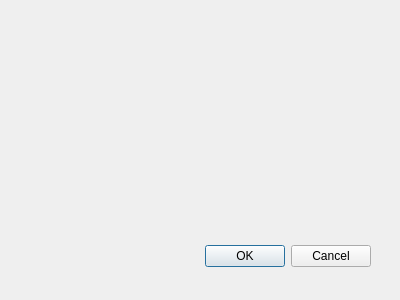
This is testdialog.ui in 519984307/ZBYNS as Qt 5 draws it before an edit. The edited form follows.
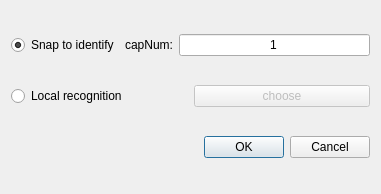
This is the edited form.

What changed in the file:
```diff
--- a/testdialog.ui
+++ b/testdialog.ui
@@ -8,29 +8,77 @@
    <rect>
     <x>0</x>
     <y>0</y>
-    <width>400</width>
-    <height>300</height>
+    <width>381</width>
+    <height>194</height>
    </rect>
   </property>
   <property name="windowTitle">
    <string>Dialog</string>
   </property>
-  <widget class="QDialogButtonBox" name="buttonBox">
-   <property name="geometry">
-    <rect>
-     <x>30</x>
-     <y>240</y>
-     <width>341</width>
-     <height>32</height>
-    </rect>
-   </property>
-   <property name="orientation">
-    <enum>Qt::Horizontal</enum>
-   </property>
-   <property name="standardButtons">
-    <set>QDialogButtonBox::Cancel|QDialogButtonBox::Ok</set>
-   </property>
-  </widget>
+  <layout class="QGridLayout" name="gridLayout">
+   <item row="0" column="0">
+    <layout class="QHBoxLayout" name="horizontalLayout">
+     <item>
+      <widget class="QRadioButton" name="radioButton">
+       <property name="text">
+        <string>Snap to identify</string>
+       </property>
+       <property name="checked">
+        <bool>true</bool>
+       </property>
+      </widget>
+     </item>
+     <item>
+      <widget class="QLabel" name="label">
+       <property name="text">
+        <string>capNum:</string>
+       </property>
+      </widget>
+     </item>
+     <item>
+      <widget class="QLineEdit" name="lineEdit">
+       <property name="text">
+        <string>1</string>
+       </property>
+       <property name="alignment">
+        <set>Qt::AlignCenter</set>
+       </property>
+      </widget>
+     </item>
+    </layout>
+   </item>
+   <item row="1" column="0">
+    <layout class="QHBoxLayout" name="horizontalLayout_2">
+     <item>
+      <widget class="QRadioButton" name="radioButton_2">
+       <property name="text">
+        <string>Local recognition</string>
+       </property>
+      </widget>
+     </item>
+     <item>
+      <widget class="QPushButton" name="pushButton">
+       <property name="enabled">
+        <bool>false</bool>
+       </property>
+       <property name="text">
+        <string>choose</string>
+       </property>
+      </widget>
+     </item>
+    </layout>
+   </item>
+   <item row="2" column="0">
+    <widget class="QDialogButtonBox" name="buttonBox">
+     <property name="orientation">
+      <enum>Qt::Horizontal</enum>
+     </property>
+     <property name="standardButtons">
+      <set>QDialogButtonBox::Cancel|QDialogButtonBox::Ok</set>
+     </property>
+    </widget>
+   </item>
+  </layout>
  </widget>
  <pixmapfunction/>
  <resources/>
```
Left out of the diff: 49 changed lines with no effect on the pictures.
